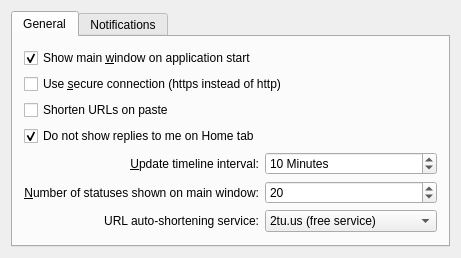
Qt form src/prefs_base.ui (KDE/choqok) before a commit.
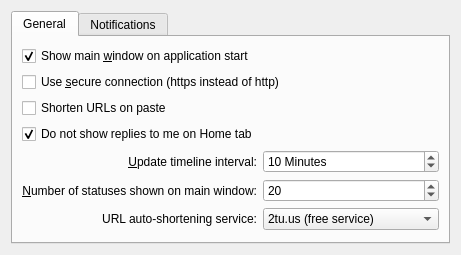
The same form after that commit. Custom widgets are drawn as their Qt base class.

Commit message: remove old stuff from ui files

```diff
--- a/src/prefs_base.ui
+++ b/src/prefs_base.ui
@@ -291,8 +291,6 @@
    </item>
   </layout>
  </widget>
- <layoutdefault spacing="6" margin="11" />
- <pixmapfunction>qPixmapFromMimeSource</pixmapfunction>
  <customwidgets>
   <customwidget>
    <class>KComboBox</class>
```
The commit also changes 2 other files.
